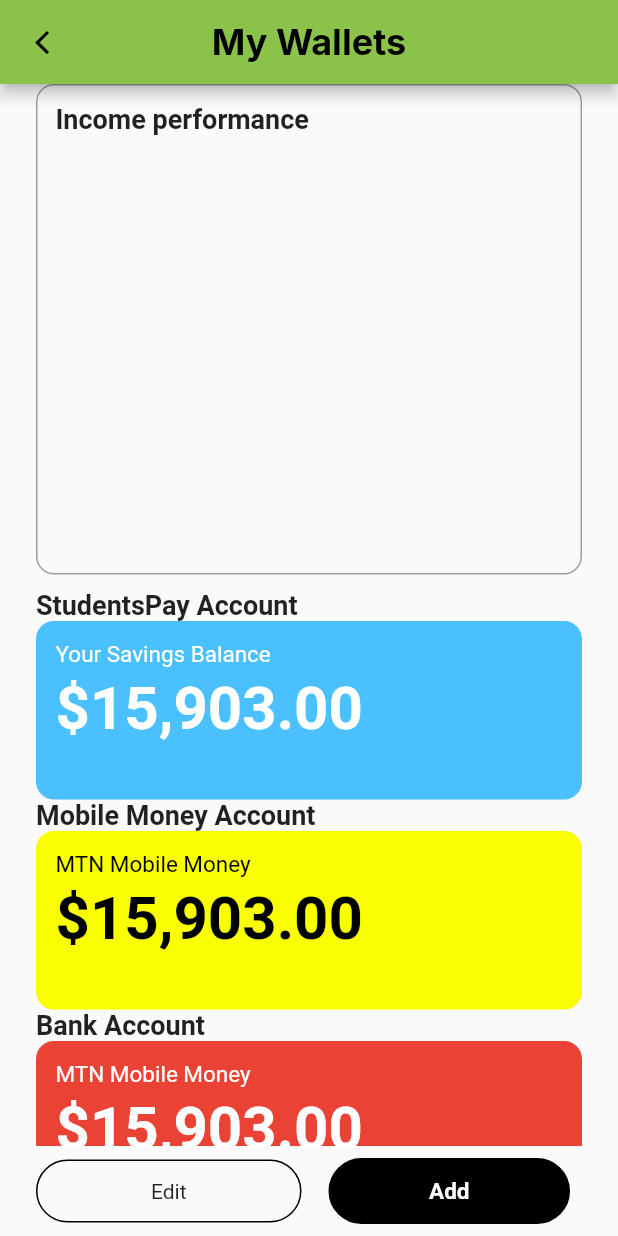
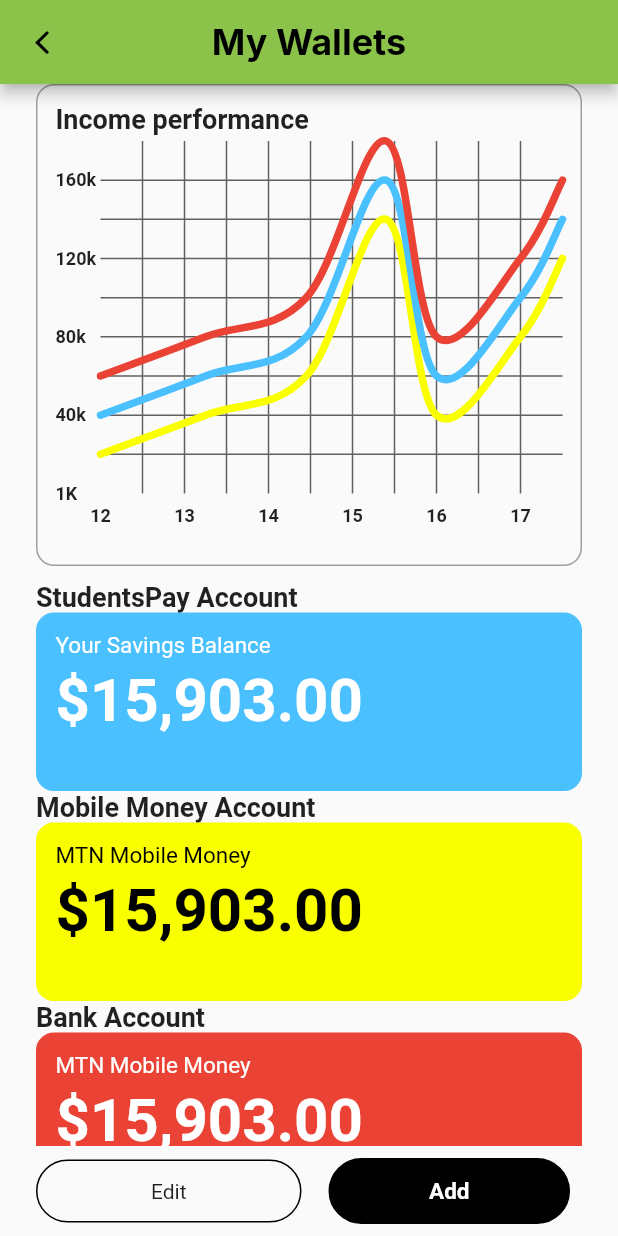
Before and after one commit to officiallykbk/StudentPay, a Flutter app: the PayScreen screen opened directly, after a tap on "My Wallets", on a phone screen of 412 x 824 dp. Run offline on Flutter 3.47's test engine with Material 2 defaults, Android fonts, the phone set to English and light mode, and no system bars; drawn by our look-alikes of fl_chart; our stand-ins replace flutter_svg, google_fonts.

Commit message:
finish up on some more pay screens

```diff
--- /dev/null
+++ b/lib/screens/pay_screens/my_wallets/chart/chart.dart
@@ -0,0 +1,222 @@
+import 'package:fl_chart/fl_chart.dart';
+import 'package:flutter/material.dart';
+
+class Chart extends StatefulWidget {
+  const Chart({super.key});
+
+  @override
+  State<Chart> createState() => _ChartState();
+}
+
+class _ChartState extends State<Chart> {
+  Widget bottomTitleWidgets(double value, TitleMeta meta) {
+    const style = TextStyle(
+      fontWeight: FontWeight.w700,
+      fontSize: 12,
+    );
+    Widget text;
+    switch (value.toInt()) {
+      case 0:
+        text = const Text('12', style: style);
+        break;
+      case 2:
+        text = const Text('13', style: style);
+        break;
+      case 4:
+        text = const Text('14', style: style);
+        break;
+      case 6:
+        text = const Text('15', style: style);
+        break;
+      case 8:
+        text = const Text('16', style: style);
+        break;
+      case 10:
+        text = const Text('17', style: style);
+        break;
+      default:
+        text = const Text('', style: style);
+        break;
+    }
+
+    return SideTitleWidget(
+      axisSide: meta.axisSide,
+      child: text,
+    );
+  }
+
+  Widget leftTitleWidgets(double value, TitleMeta meta) {
+    const style = TextStyle(
+      fontWeight: FontWeight.w700,
+      fontSize: 12,
+    );
+    String text;
+    switch (value.toInt()) {
+      case 0:
+        text = '1K';
+        break;
+      case 2:
+        text = '40k';
+        break;
+      case 4:
+        text = '80k';
+        break;
+      case 6:
+        text = '120k';
+        break;
+      case 8:
+        text = '160k';
+        break;
+      default:
+        return Container();
+    }
+
+    return Text(text, style: style, textAlign: TextAlign.left);
+  }
+
+  @override
+  Widget build(BuildContext context) {
+    return Container(
+      padding: const EdgeInsets.all(12),
+      height: MediaQuery.of(context).size.height * 0.39,
+      width: double.infinity,
+      decoration: BoxDecoration(
+          borderRadius: BorderRadius.circular(12),
+          border: Border.all(color: Colors.grey, style: BorderStyle.solid)),
+      child: Column(
+        crossAxisAlignment: CrossAxisAlignment.start,
+        children: [
+          const Text(
+            "Income performance",
+            style: TextStyle(
+              fontWeight: FontWeight.w700,
+              fontSize: 18,
+            ),
+          ),
+          const SizedBox(height: 4),
+          AspectRatio(
+            aspectRatio: 1.3,
+            child: LineChart(LineChartData(
+              lineTouchData: const LineTouchData(enabled: true),
+              gridData: FlGridData(
+                show: true,
+                drawVerticalLine: true,
+                horizontalInterval: 1,
+                verticalInterval: 1,
+                getDrawingHorizontalLine: (value) {
+                  return FlLine(
+                    color: Colors.grey.shade700,
+                    strokeWidth: 1,
+                  );
+                },
+                getDrawingVerticalLine: (value) {
+                  return FlLine(
+                    color: Colors.grey.shade700,
+                    strokeWidth: 1,
+                  );
+                },
+              ),
+              titlesData: FlTitlesData(
+                show: true,
+                rightTitles: const AxisTitles(
+                  sideTitles: SideTitles(showTitles: false),
+                ),
+                topTitles: const AxisTitles(
+                  sideTitles: SideTitles(showTitles: false),
+                ),
+                bottomTitles: AxisTitles(
+                  sideTitles: SideTitles(
+                    showTitles: true,
+                    reservedSize: 25,
+                    interval: 1,
+                    getTitlesWidget: bottomTitleWidgets,
+                  ),
+                ),
+                leftTitles: AxisTitles(
+                  sideTitles: SideTitles(
+                    showTitles: true,
+                    interval: 1,
+                    getTitlesWidget: leftTitleWidgets,
+                    reservedSize: 30,
+                  ),
+                ),
+              ),
+              borderData: FlBorderData(
+                show: false,
+              ),
+              minX: 0,
+              maxX: 11,
+              minY: 0,
+              maxY: 9,
+              lineBarsData: [
+                LineChartBarData(
+                  color: const Color.fromRGBO(250, 255, 0, 1),
+                  spots: [
+                    const FlSpot(0, 1),
+                    const FlSpot(2.5, 2),
+                    const FlSpot(4.9, 3),
+                    const FlSpot(6.8, 7),
+                    const FlSpot(8, 2),
+                    const FlSpot(10, 4),
+                    const FlSpot(11, 6),
+                  ],
+                  isCurved: true,
+                  barWidth: 5,
+                  isStrokeCapRound: true,
+                  dotData: const FlDotData(
+                    show: false,
+                  ),
+                  belowBarData: BarAreaData(
+                    show: false,
+                  ),
+                ),
+                LineChartBarData(
+                  color: const Color.fromRGBO(74, 192, 255, 1),
+                  spots: [
+                    const FlSpot(0, 2),
+                    const FlSpot(2.5, 3),
+                    const FlSpot(4.9, 4),
+                    const FlSpot(6.8, 8),
+                    const FlSpot(8, 3),
+                    const FlSpot(10, 5),
+                    const FlSpot(11, 7),
+                  ],
+                  isCurved: true,
+                  barWidth: 5,
+                  isStrokeCapRound: true,
+                  dotData: const FlDotData(
+                    show: false,
+                  ),
+                  belowBarData: BarAreaData(
+                    show: false,
+                  ),
+                ),
+                LineChartBarData(
+                  color: const Color.fromRGBO(234, 67, 53, 1),
+                  spots: [
+                    const FlSpot(0, 3),
+                    const FlSpot(2.5, 4),
+                    const FlSpot(4.9, 5),
+                    const FlSpot(6.8, 9),
+                    const FlSpot(8, 4),
+                    const FlSpot(10, 6),
+                    const FlSpot(11, 8),
+                  ],
+                  isCurved: true,
+                  barWidth: 5,
+                  isStrokeCapRound: true,
+                  dotData: const FlDotData(
+                    show: false,
+                  ),
+                  belowBarData: BarAreaData(
+                    show: false,
+                  ),
+                ),
+              ],
+            )),
+          )
+        ],
+      ),
+    );
+  }
+}
--- a/lib/screens/pay_screens/my_wallets/wallet_screen.dart
+++ b/lib/screens/pay_screens/my_wallets/wallet_screen.dart
@@ -1,6 +1,7 @@
 import 'package:flutter/cupertino.dart';
 import 'package:flutter/material.dart';
 import 'package:google_fonts/google_fonts.dart';
+import 'package:students_pay/screens/pay_screens/my_wallets/chart/chart.dart';
 import 'package:students_pay/screens/pay_screens/my_wallets/wallet_type/wallet_type_screen.dart';
 
 import 'package:students_pay/screens/studentspay_navbar.dart';
@@ -41,46 +42,26 @@
           child: Column(children: [
             Expanded(
                 child: ListView(
-              children: [
-                Container(
-                  padding: const EdgeInsets.all(12),
-                  height: 327,
-                  width: double.infinity,
-                  decoration: BoxDecoration(
-                      borderRadius: BorderRadius.circular(12),
-                      border: Border.all(
-                          color: Colors.grey, style: BorderStyle.solid)),
-                  child: const Column(
-                    crossAxisAlignment: CrossAxisAlignment.start,
-                    children: [
-                      Text(
-                        "Income performance",
-                        style: TextStyle(
-                          fontWeight: FontWeight.w700,
-                          fontSize: 18,
-                        ),
-                      ),
-                    ],
-                  ),
-                ),
-                const SizedBox(
+              children: const [
+                Chart(),
+                SizedBox(
                   height: 10,
                 ),
-                const WalletType(
+                WalletType(
                   walletTypeText: 'StudentsPay Account',
                   containerColor: Color.fromRGBO(74, 192, 255, 1),
                   textColor: Colors.white,
                   walletBalance: "15,903.00",
                   walletDescriptionText: "Your Savings Balance",
                 ),
-                const WalletType(
+                WalletType(
                   walletTypeText: 'Mobile Money Account',
                   containerColor: Color.fromRGBO(250, 255, 0, 1),
                   textColor: Colors.black,
                   walletBalance: "15,903.00",
                   walletDescriptionText: "MTN Mobile Money",
                 ),
-                const WalletType(
+                WalletType(
                   walletTypeText: 'Bank Account',
                   containerColor: Color.fromRGBO(234, 67, 53, 1),
                   textColor: Colors.white,
--- a/lib/screens/studentsPay_screen.dart
+++ b/lib/screens/pay_screens/studentspay_screen.dart
@@ -78,26 +78,29 @@
               const SizedBox(
                 height: 8,
               ),
-              SizedBox(
-                width: width,
-                child: const Row(
-                  mainAxisSize: MainAxisSize.max,
-                  children: [
-                    ButtonWidget(
+              const Row(
+                mainAxisSize: MainAxisSize.max,
+                children: [
+                  Expanded(
+                    child: ButtonWidget(
                       screen: WalletScreen(),
                       containerColor: Colors.black,
                       text: "My Wallets",
                       textColor: Colors.white,
                     ),
-                    Spacer(),
-                    ButtonWidget(
+                  ),
+                  SizedBox(
+                    width: 10,
+                  ),
+                  Expanded(
+                    child: ButtonWidget(
                       screen: TransactionsScreen(),
                       containerColor: null,
                       text: "Transactions",
                       textColor: null,
                     ),
-                  ],
-                ),
+                  ),
+                ],
               ),
               const Spacer(),
               Container(
@@ -245,8 +248,8 @@
         );
       },
       child: Container(
-        constraints: const BoxConstraints(
-            maxHeight: 50, maxWidth: 180, minHeight: 30, minWidth: 108),
+        constraints: const BoxConstraints(maxHeight: 50, minHeight: 20),
+        width: double.infinity,
         decoration: BoxDecoration(
             border: Border.all(style: BorderStyle.solid),
             color: containerColor,
@@ -280,7 +283,8 @@
   @override
   Widget build(BuildContext context) {
     return InkWell(
-      customBorder: const StadiumBorder(),
+      customBorder:
+          RoundedRectangleBorder(borderRadius: BorderRadius.circular(20)),
       splashColor: Colors.black12,
       onTap: () {
         Navigator.of(context).push(
--- a/lib/screens/pay_screens/transaction/transaction_screen.dart
+++ b/lib/screens/pay_screens/transaction/transaction_screen.dart
@@ -88,8 +88,11 @@
                     return Padding(
                       padding: const EdgeInsets.symmetric(vertical: 16.0),
                       child: Row(children: [
-                        CircleAvatar(
-                          child: Image.asset("assets/images/groceries.jpeg"),
+                        ClipRRect(
+                          borderRadius: BorderRadius.circular(24),
+                          child: CircleAvatar(
+                            child: Image.asset("assets/images/groceries.jpeg"),
+                          ),
                         ),
                         Padding(
                           padding: const EdgeInsets.symmetric(horizontal: 8.0),
--- a/lib/screens/studentspay_navBar.dart
+++ b/lib/screens/studentspay_navBar.dart
@@ -1,7 +1,7 @@
 import 'package:flutter/material.dart';
 import 'package:students_pay/screens/home_scren.dart';
 import 'package:students_pay/screens/learn_screen.dart';
-import 'package:students_pay/screens/studentspay_screen.dart';
+import 'package:students_pay/screens/pay_screens/studentspay_screen.dart';
 import 'package:students_pay/screens/subscription_screen.dart';
 
 class NavBar extends StatefulWidget {
```
